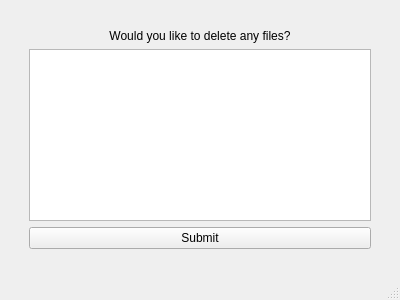
First picture: the form in closing_window.ui, repository TrinhLab/CASPERapp, before the edit.
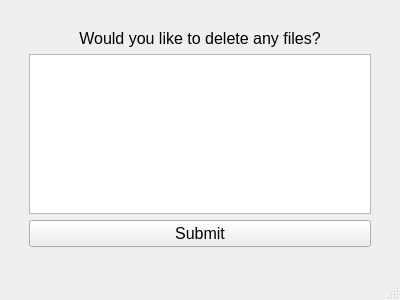
Second picture: the form after the edit.

The edit to the form file:
```diff
--- a/closing_window.ui
+++ b/closing_window.ui
@@ -10,6 +10,11 @@
     <height>300</height>
    </rect>
   </property>
+  <property name="font">
+   <font>
+    <pointsize>12</pointsize>
+   </font>
+  </property>
   <property name="windowTitle">
    <string>MainWindow</string>
   </property>
```
